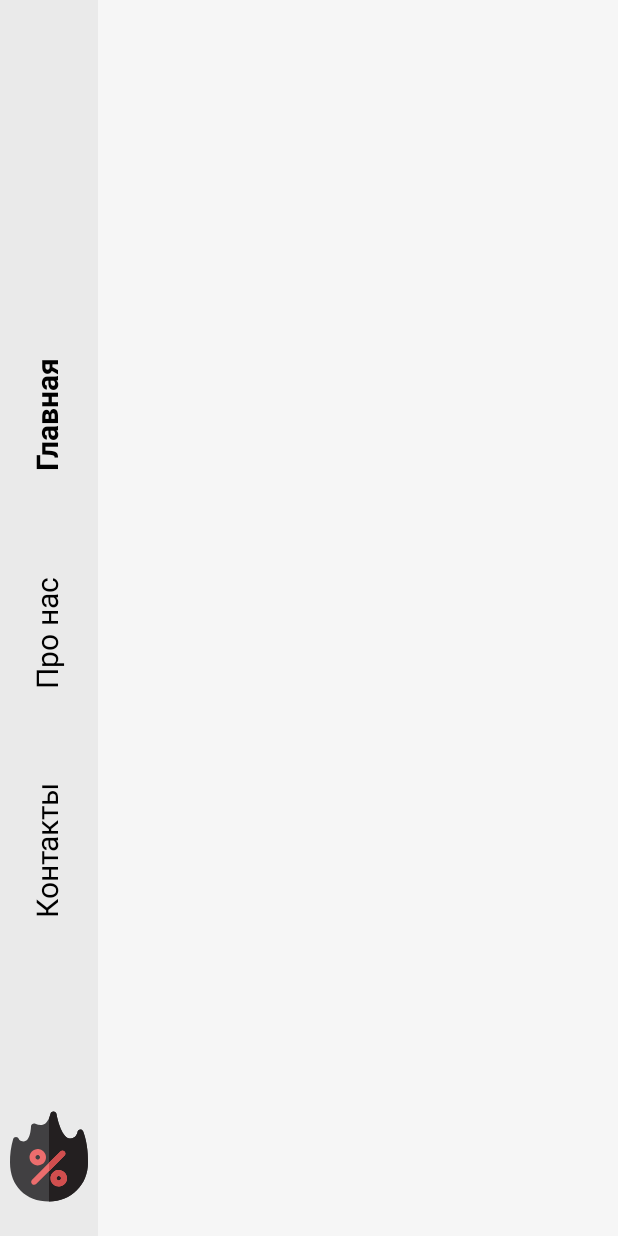
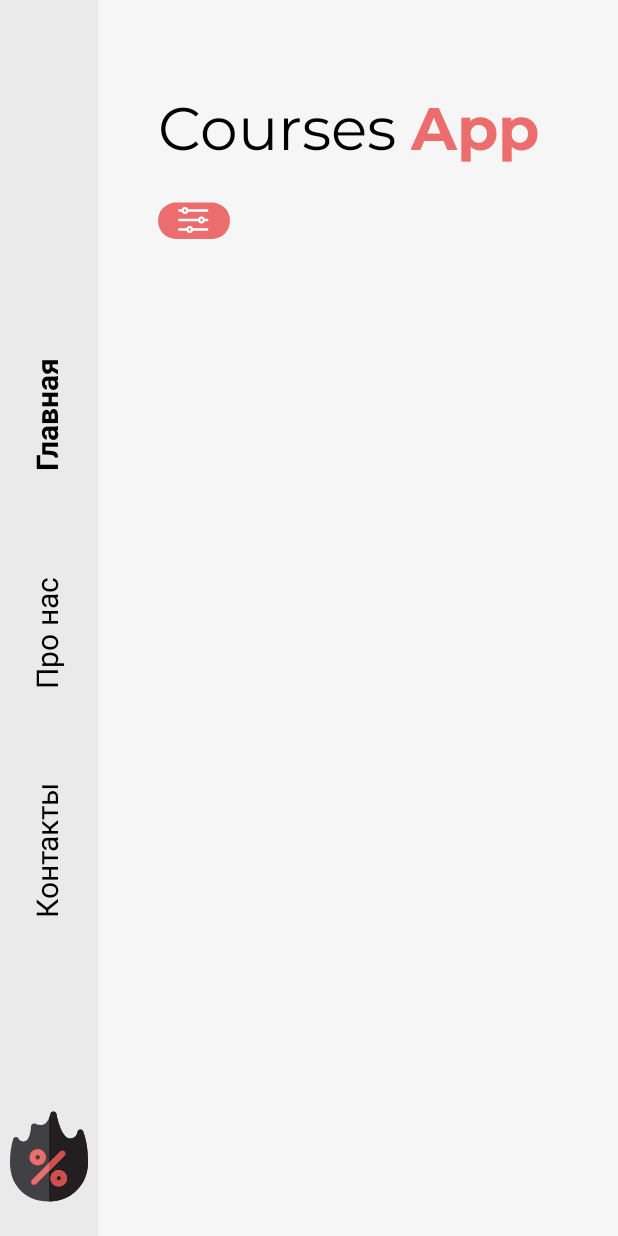
Before and after one commit to safonovartem/New_android_project, an Android app: the screen it shows after launch (MainActivity), on a phone screen of 412 x 824 dp. Run offline under Robolectric (Android 15) with nearby library versions, the phone set to English and light mode, and no system bars.

Commit message:
Сontinue doing this fucking app

```diff
--- /dev/null
+++ b/app/src/main/res/drawable/filter.xml
@@ -0,0 +1,40 @@
+<vector xmlns:android="http://schemas.android.com/apk/res/android"
+    android:width="48dp"
+    android:height="25dp"
+    android:viewportWidth="48"
+    android:viewportHeight="25">
+  <path
+      android:pathData="M12,1L36,1A12,12 0,0 1,48 13L48,13A12,12 0,0 1,36 25L12,25A12,12 0,0 1,0 13L0,13A12,12 0,0 1,12 1z"
+      android:fillColor="#EC6D6D"/>
+  <group>
+    <clip-path
+        android:pathData="M11,0h25v25h-25z"/>
+    <path
+        android:pathData="M32.875,7.031H19.594C19.386,7.031 19.188,6.949 19.041,6.802C18.895,6.656 18.813,6.457 18.813,6.25C18.813,6.043 18.895,5.844 19.041,5.698C19.188,5.551 19.386,5.469 19.594,5.469H32.875C33.082,5.469 33.281,5.551 33.427,5.698C33.574,5.844 33.656,6.043 33.656,6.25C33.656,6.457 33.574,6.656 33.427,6.802C33.281,6.949 33.082,7.031 32.875,7.031Z"
+        android:fillColor="#ffffff"/>
+    <path
+        android:pathData="M16.469,7.031H14.125C13.918,7.031 13.719,6.949 13.573,6.802C13.426,6.656 13.344,6.457 13.344,6.25C13.344,6.043 13.426,5.844 13.573,5.698C13.719,5.551 13.918,5.469 14.125,5.469H16.469C16.676,5.469 16.875,5.551 17.021,5.698C17.168,5.844 17.25,6.043 17.25,6.25C17.25,6.457 17.168,6.656 17.021,6.802C16.875,6.949 16.676,7.031 16.469,7.031Z"
+        android:fillColor="#ffffff"/>
+    <path
+        android:pathData="M27.406,13.281H14.125C13.918,13.281 13.719,13.199 13.573,13.052C13.426,12.906 13.344,12.707 13.344,12.5C13.344,12.293 13.426,12.094 13.573,11.948C13.719,11.801 13.918,11.719 14.125,11.719H27.406C27.614,11.719 27.812,11.801 27.959,11.948C28.105,12.094 28.188,12.293 28.188,12.5C28.188,12.707 28.105,12.906 27.959,13.052C27.812,13.199 27.614,13.281 27.406,13.281Z"
+        android:fillColor="#ffffff"/>
+    <path
+        android:pathData="M19.594,19.531H14.125C13.918,19.531 13.719,19.449 13.573,19.302C13.426,19.156 13.344,18.957 13.344,18.75C13.344,18.543 13.426,18.344 13.573,18.198C13.719,18.051 13.918,17.969 14.125,17.969H19.594C19.801,17.969 20,18.051 20.146,18.198C20.293,18.344 20.375,18.543 20.375,18.75C20.375,18.957 20.293,19.156 20.146,19.302C20,19.449 19.801,19.531 19.594,19.531Z"
+        android:fillColor="#ffffff"/>
+    <path
+        android:pathData="M18.031,8.594C17.568,8.594 17.115,8.456 16.729,8.199C16.344,7.941 16.043,7.575 15.866,7.147C15.689,6.719 15.642,6.247 15.733,5.793C15.823,5.338 16.046,4.92 16.374,4.593C16.702,4.265 17.119,4.042 17.574,3.951C18.029,3.861 18.5,3.907 18.928,4.085C19.356,4.262 19.722,4.562 19.98,4.948C20.237,5.333 20.375,5.786 20.375,6.25C20.375,6.872 20.128,7.468 19.688,7.907C19.249,8.347 18.653,8.594 18.031,8.594ZM18.031,5.469C17.877,5.469 17.726,5.515 17.597,5.6C17.469,5.686 17.369,5.808 17.309,5.951C17.25,6.094 17.235,6.251 17.265,6.402C17.295,6.554 17.37,6.693 17.479,6.802C17.588,6.912 17.727,6.986 17.879,7.016C18.03,7.046 18.188,7.031 18.33,6.972C18.473,6.913 18.595,6.813 18.681,6.684C18.767,6.556 18.813,6.405 18.813,6.25C18.813,6.043 18.73,5.844 18.584,5.698C18.437,5.551 18.239,5.469 18.031,5.469Z"
+        android:fillColor="#ffffff"/>
+    <path
+        android:pathData="M28.969,14.844C28.505,14.844 28.052,14.706 27.667,14.449C27.281,14.191 26.981,13.825 26.803,13.397C26.626,12.969 26.58,12.497 26.67,12.043C26.76,11.588 26.984,11.17 27.312,10.843C27.639,10.515 28.057,10.292 28.511,10.201C28.966,10.111 29.437,10.157 29.866,10.335C30.294,10.512 30.66,10.813 30.917,11.198C31.175,11.583 31.313,12.036 31.313,12.5C31.313,13.122 31.066,13.718 30.626,14.157C30.187,14.597 29.59,14.844 28.969,14.844ZM28.969,11.719C28.814,11.719 28.663,11.765 28.535,11.85C28.406,11.936 28.306,12.058 28.247,12.201C28.188,12.344 28.172,12.501 28.202,12.652C28.233,12.804 28.307,12.943 28.416,13.052C28.526,13.162 28.665,13.236 28.816,13.266C28.968,13.296 29.125,13.281 29.268,13.222C29.41,13.163 29.532,13.063 29.618,12.934C29.704,12.806 29.75,12.655 29.75,12.5C29.75,12.293 29.668,12.094 29.521,11.948C29.375,11.801 29.176,11.719 28.969,11.719Z"
+        android:fillColor="#ffffff"/>
+    <path
+        android:pathData="M21.156,21.094C20.693,21.094 20.24,20.956 19.854,20.699C19.469,20.441 19.168,20.075 18.991,19.647C18.813,19.219 18.767,18.747 18.858,18.293C18.948,17.838 19.171,17.42 19.499,17.093C19.827,16.765 20.244,16.542 20.699,16.451C21.154,16.361 21.625,16.407 22.053,16.585C22.481,16.762 22.847,17.063 23.105,17.448C23.362,17.833 23.5,18.287 23.5,18.75C23.5,19.372 23.253,19.968 22.813,20.407C22.374,20.847 21.778,21.094 21.156,21.094ZM21.156,17.969C21.002,17.969 20.851,18.015 20.722,18.1C20.594,18.186 20.494,18.308 20.434,18.451C20.375,18.594 20.36,18.751 20.39,18.902C20.42,19.054 20.495,19.193 20.604,19.302C20.713,19.412 20.852,19.486 21.004,19.516C21.155,19.546 21.313,19.531 21.455,19.472C21.598,19.413 21.72,19.313 21.806,19.184C21.892,19.056 21.938,18.904 21.938,18.75C21.938,18.543 21.855,18.344 21.709,18.198C21.562,18.051 21.364,17.969 21.156,17.969Z"
+        android:fillColor="#ffffff"/>
+    <path
+        android:pathData="M32.875,13.281H30.531C30.324,13.281 30.125,13.199 29.979,13.052C29.832,12.906 29.75,12.707 29.75,12.5C29.75,12.293 29.832,12.094 29.979,11.948C30.125,11.801 30.324,11.719 30.531,11.719H32.875C33.082,11.719 33.281,11.801 33.427,11.948C33.574,12.094 33.656,12.293 33.656,12.5C33.656,12.707 33.574,12.906 33.427,13.052C33.281,13.199 33.082,13.281 32.875,13.281Z"
+        android:fillColor="#ffffff"/>
+    <path
+        android:pathData="M32.875,19.531H22.719C22.511,19.531 22.313,19.449 22.166,19.302C22.02,19.156 21.938,18.957 21.938,18.75C21.938,18.543 22.02,18.344 22.166,18.198C22.313,18.051 22.511,17.969 22.719,17.969H32.875C33.082,17.969 33.281,18.051 33.427,18.198C33.574,18.344 33.656,18.543 33.656,18.75C33.656,18.957 33.574,19.156 33.427,19.302C33.281,19.449 33.082,19.531 32.875,19.531Z"
+        android:fillColor="#ffffff"/>
+  </group>
+</vector>
--- a/app/src/main/res/layout/activity_main.xml
+++ b/app/src/main/res/layout/activity_main.xml
@@ -9,6 +9,7 @@
 
 
     <androidx.constraintlayout.widget.ConstraintLayout
+        android:id="@+id/constraintLayout"
         android:layout_width="65dp"
         android:layout_height="0dp"
         android:background="@color/asideBgcolor"
@@ -21,9 +22,9 @@
             android:layout_width="wrap_content"
             android:layout_height="wrap_content"
             android:layout_marginBottom="20dp"
+            android:contentDescription="@string/sales_icon"
             app:layout_constraintBottom_toBottomOf="parent"
             app:layout_constraintEnd_toEndOf="parent"
-            android:contentDescription="@string/sales_icon"
             app:layout_constraintStart_toStartOf="parent"
             app:srcCompat="@drawable/hot_deal" />
 
@@ -37,7 +38,7 @@
             android:rotation="270"
             android:text="@string/contacts_text"
             android:textColor="@color/black"
-            android:textSize="20dp"
+            android:textSize="20sp"
             app:layout_constraintBottom_toTopOf="@+id/imageView"
             app:layout_constraintEnd_toEndOf="parent"
             app:layout_constraintStart_toStartOf="parent" />
@@ -51,7 +52,7 @@
             android:rotation="270"
             android:text="@string/about_text"
             android:textColor="@color/black"
-            android:textSize="20dp"
+            android:textSize="20sp"
             app:layout_constraintBottom_toTopOf="@+id/contacts"
             app:layout_constraintEnd_toEndOf="parent"
             app:layout_constraintStart_toStartOf="parent" />
@@ -65,11 +66,56 @@
             android:rotation="270"
             android:text="@string/main_scene_text"
             android:textColor="@color/black"
-            android:textSize="20dp"
+            android:textSize="20sp"
             app:layout_constraintBottom_toTopOf="@+id/about"
             app:layout_constraintEnd_toEndOf="parent"
             app:layout_constraintStart_toStartOf="parent" />
 
     </androidx.constraintlayout.widget.ConstraintLayout>
 
+    <TextView
+        android:id="@+id/textView"
+        android:layout_width="wrap_content"
+        android:layout_height="wrap_content"
+        android:layout_marginStart="40dp"
+        android:layout_marginTop="60dp"
+        android:fontFamily="@font/montserrat"
+        android:text="@string/logo_of_app_1"
+        android:textColor="@color/black"
+        android:textSize="40sp"
+        app:layout_constraintStart_toEndOf="@+id/constraintLayout"
+        app:layout_constraintTop_toTopOf="parent" />
+
+    <TextView
+        android:id="@+id/textView2"
+        android:layout_width="wrap_content"
+        android:layout_height="wrap_content"
+        android:layout_marginStart="10dp"
+        android:layout_marginTop="60dp"
+        android:fontFamily="@font/montserrat_bold"
+        android:text="@string/logo_of_app_2"
+        android:textColor="@color/name_of_app"
+        android:textSize="40sp"
+        app:layout_constraintStart_toEndOf="@+id/textView"
+        app:layout_constraintTop_toTopOf="parent" />
+
+    <ImageView
+        android:id="@+id/imageView2"
+        android:layout_width="wrap_content"
+        android:layout_height="wrap_content"
+        android:layout_marginStart="40dp"
+        android:contentDescription="@string/sales_icon"
+        android:layout_marginTop="15dp"
+        app:layout_constraintStart_toEndOf="@+id/constraintLayout"
+        app:layout_constraintTop_toBottomOf="@+id/textView"
+        app:srcCompat="@drawable/filter" />
+
+    <androidx.recyclerview.widget.RecyclerView
+        android:layout_width="0dp"
+        android:layout_height="0dp"
+        app:layout_constraintBottom_toBottomOf="@+id/imageView2"
+        app:layout_constraintEnd_toEndOf="parent"
+        app:layout_constraintStart_toEndOf="@+id/imageView2"
+        app:layout_constraintTop_toTopOf="@+id/imageView2" />
+
 </androidx.constraintlayout.widget.ConstraintLayout>
--- a/app/src/main/res/values/colors.xml
+++ b/app/src/main/res/values/colors.xml
@@ -4,4 +4,6 @@
     <color name="white">#FFFFFFFF</color>
     <color name="mainBgcolor">#F6F6F6</color>
     <color name="asideBgcolor">#EAEAEA</color>
+    <color name="name_of_app">#EC6D6D</color>
+
 </resources>
--- a/app/src/main/res/values/strings.xml
+++ b/app/src/main/res/values/strings.xml
@@ -4,4 +4,6 @@
     <string name="contacts_text">Контакты</string>
     <string name="about_text">Про нас</string>
     <string name="main_scene_text">Главная</string>
+    <string name="logo_of_app_1">Courses</string>
+    <string name="logo_of_app_2">App</string>
 </resources>
```
Also changed, not shown: app/src/main/java/com/example/again_again/adapter/CategoryAdapter.java (added, +55 -0 lines), app/src/main/java/com/example/again_again/model/Category.java (added, +28 -0 lines), app/src/main/res/drawable/category.xml (added, +9 -0 lines), app/src/main/res/layout/category_item.xml (added, +29 -0 lines).
